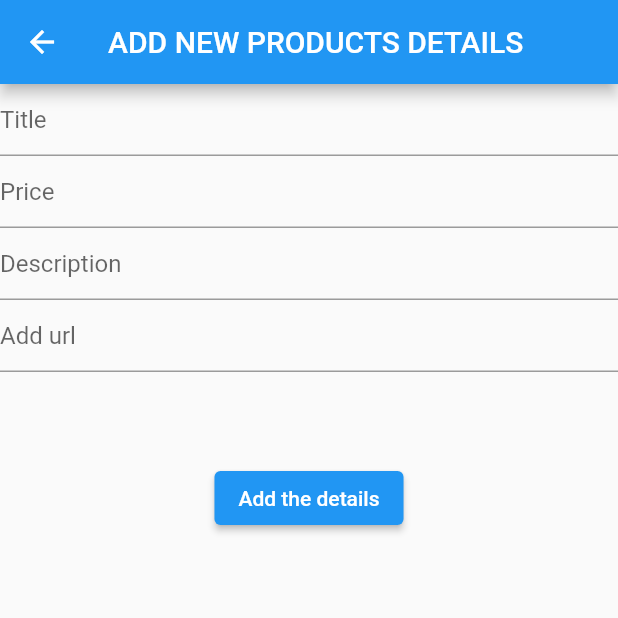
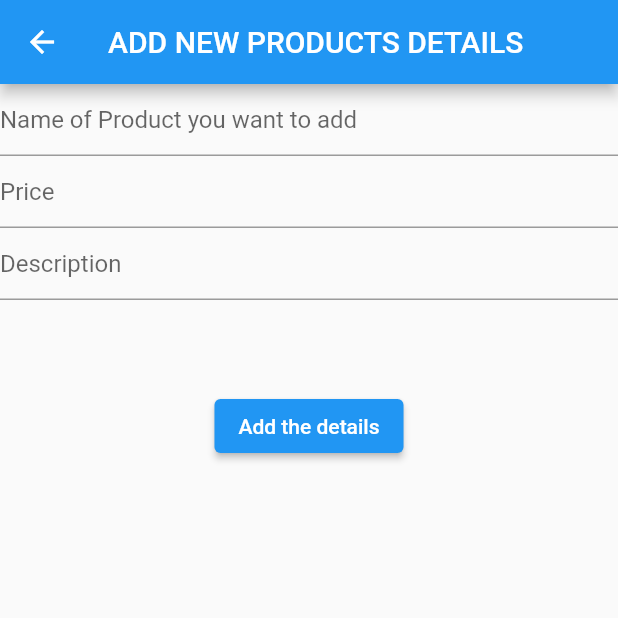
Before and after one commit to mohammadmehditalib/functionality-test, a Flutter app: the AddProduct screen opened directly, on a phone screen of 412 x 824 dp, the top half of it. Run offline on Flutter 3.47's test engine with Material 2 defaults, Android fonts, the light colour scheme and no system bars.

Commit message:
edited the ui of project

```diff
--- a/lib/Screens.dart/add_product.dart
+++ b/lib/Screens.dart/add_product.dart
@@ -25,7 +25,7 @@ class _AddProductState extends State<AddProduct> {
     TextEditingController title = TextEditingController();
     TextEditingController price = TextEditingController();
     TextEditingController description = TextEditingController();
-    TextEditingController url = TextEditingController();
+    String url='Assets/sample2.png';
 
     return Scaffold(
         appBar: AppBar(
@@ -38,7 +38,7 @@ class _AddProductState extends State<AddProduct> {
                 child: Column(
                 children: [
                   TextFormField(
-                    decoration: const InputDecoration(hintText: 'Title'),
+                    decoration: const InputDecoration(hintText: 'Name of Product you want to add'),
                     controller: title,
                   ),
                   TextFormField(
@@ -49,10 +49,6 @@ class _AddProductState extends State<AddProduct> {
                     decoration: const InputDecoration(hintText: 'Description'),
                     controller: description,
                   ),
-                  TextFormField(
-                    decoration: const InputDecoration(hintText: 'Add url'),
-                    controller: url,
-                  ),
                   Padding(
                       padding: const EdgeInsets.only(top: 60),
                       child: ElevatedButton(
@@ -62,7 +58,7 @@ class _AddProductState extends State<AddProduct> {
                                 _loadingstate = true;
                               });
                               await products.addingDatabase(
-                                  title.text, description.text, price.text, url.text);
+                                  title.text, description.text, price.text, url);
                               setState(() {
                                 Navigator.pop(context);
                                 _loadingstate = true;
--- a/lib/Screens.dart/orders_products.dart
+++ b/lib/Screens.dart/orders_products.dart
@@ -23,7 +23,7 @@ class _OrderProductState extends State<OrderProduct> {
     final cartdata = Provider.of<Products>(context, listen: false);
     return Scaffold(
       appBar: AppBar(
-        title: const Text('EDIT PRODUCTS'),
+        title: const Text('List of products '),
         actions: [
           GestureDetector(
             child: const Icon(Icons.add),
@@ -57,7 +57,7 @@ class _OrderProductState extends State<OrderProduct> {
                               },
                               child: ListTile(
                                   leading: Image.asset(productsl1[index].url),
-                                  title: Text(productsl1[index].description),
+                                  title: Text(productsl1[index].title),
                                   visualDensity: const VisualDensity(vertical: -4),
                                   subtitle: Padding(
                                     padding: const EdgeInsets.only(left: 200),
--- a/lib/Screens.dart/productDetails.dart
+++ b/lib/Screens.dart/productDetails.dart
@@ -20,7 +20,14 @@ class ProductDetails extends StatelessWidget {
       }
     }
     return Scaffold(
-      appBar: AppBar(title: Text(t)),
+      appBar: AppBar(title: const Text('PRODUCT DETAILS')),
+      body: Text('Name of Product ----->$t',
+
+      style: const TextStyle(
+        color: Colors.black,
+        fontSize: 20
+      ),
+      ),
     );
   }
 }
```
Also changed, not shown: Assets/sample2.png (added), 1 other file.
